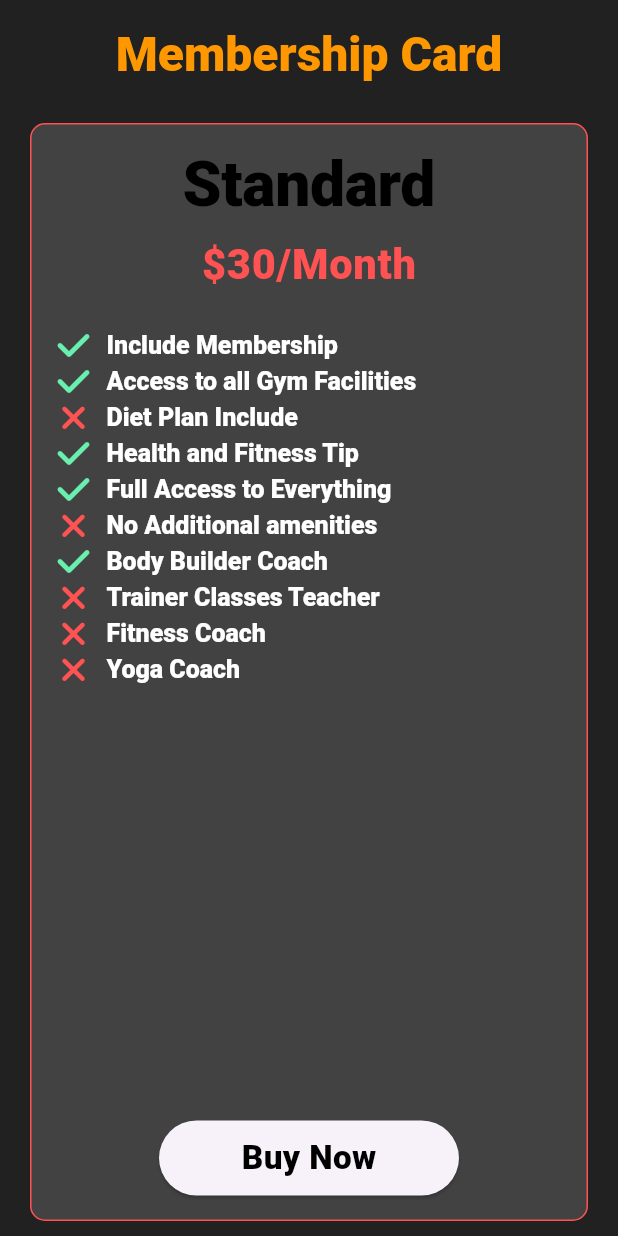
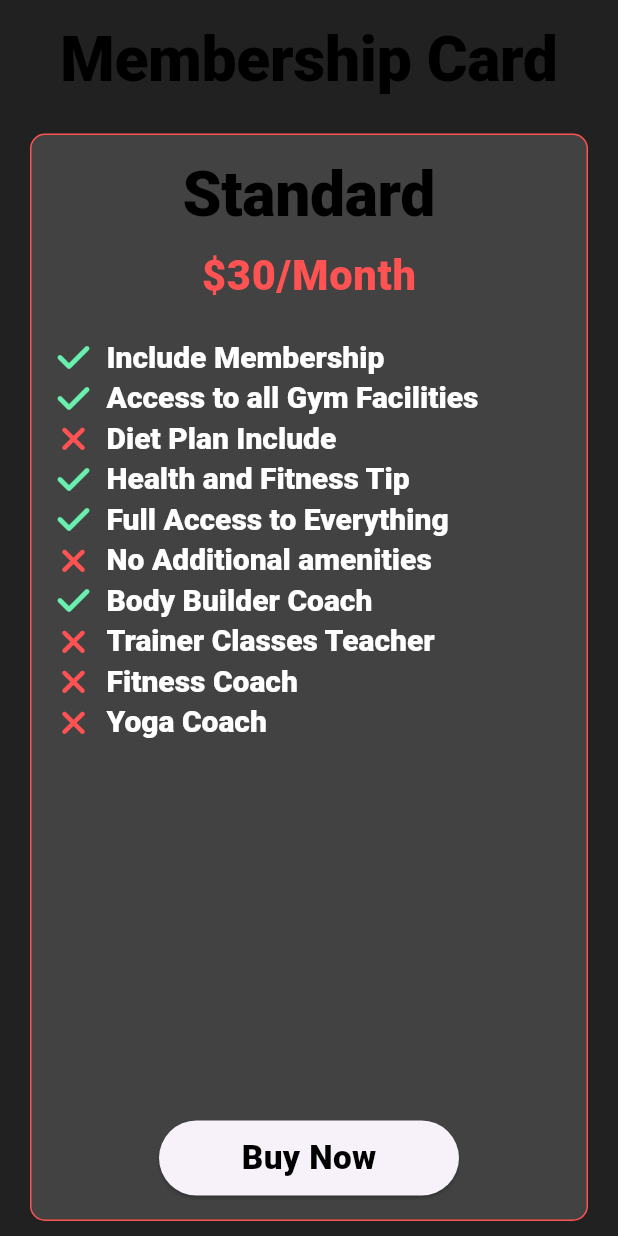
Before and after one commit to MuhammadAqeel1209/Flutter_Project_University, a Flutter app: the MembershipPage screen opened directly, on a phone screen of 412 x 824 dp. Run offline on Flutter 3.47's test engine with Material 3 defaults, Android fonts, the phone set to English and light mode, and no system bars; our stand-ins replace font_awesome_flutter, google_fonts.

Commit message:
same change

```diff
--- a/gym_app/lib/about.dart
+++ b/gym_app/lib/about.dart
@@ -48,10 +48,7 @@ class About extends StatelessWidget {
                 Center(
                   child: Text(
                     'About Us',
-                    style: Theme.of(context).textTheme.headlineLarge?.copyWith(
-                          color: Colors.orange,
-                          fontWeight: FontWeight.bold,
-                        ),
+                    style: Theme.of(context).textTheme.displayLarge
                   ),
                 ),
                 const SizedBox(height: 24),
--- /dev/null
+++ b/gym_app/lib/button.dart
@@ -0,0 +1,26 @@
+import 'package:flutter/material.dart';
+
+class CustomButton extends StatelessWidget {
+  final String text;
+  final VoidCallback onPressed;
+
+  const CustomButton({
+    super.key,
+    required this.text,
+    required this.onPressed,
+  });
+
+  @override
+  Widget build(BuildContext context) {
+    return ElevatedButton(
+      style: ElevatedButton.styleFrom(
+        fixedSize: const Size(200, 50),
+      ),
+      onPressed: onPressed,
+      child: Text(
+        text,
+        style: Theme.of(context).textTheme.bodyMedium,
+      ),
+    );
+  }
+}
--- a/gym_app/lib/classes.dart
+++ b/gym_app/lib/classes.dart
@@ -46,10 +46,7 @@ class _ClassesPageState extends State<ClassesPage> {
               Center(
                 child: Text(
                   "Classes",
-                  style: Theme.of(context).textTheme.headlineLarge?.copyWith(
-                    color: Colors.orange,
-                    fontWeight: FontWeight.bold,
-                  ),
+                  style: Theme.of(context).textTheme.displayLarge
                 ),
               ),
               const SizedBox(height: 20), // Space between heading and grid
--- a/gym_app/lib/home.dart
+++ b/gym_app/lib/home.dart
@@ -45,8 +45,8 @@ class _HomeState extends State<Home> with SingleTickerProviderStateMixin {
                     borderRadius: BorderRadius.circular(12),
                     image: const DecorationImage(
                       fit: BoxFit.cover,
-                      image: NetworkImage(
-                        "https://cdn.pixabay.com/photo/2016/03/27/07/08/man-1282232_1280.jpg",
+                      image: AssetImage(
+                        "assets/img/hero/bg.jpg",
                       ),
                     ),
                   ),
--- a/gym_app/lib/main.dart
+++ b/gym_app/lib/main.dart
@@ -44,7 +44,7 @@ class _MyAppState extends State<MyApp> {
               displayLarge: TextStyle(
                 fontSize: 45.0 * scaleFactor, // Responsive font size
                 fontWeight: FontWeight.bold,
-                color: _isDarkMode ? Colors.white : Colors.black,
+                color: _isDarkMode ?  Colors.orange : Colors.black,
               ),
               bodyLarge: TextStyle(
                 fontSize: 30.0 * scaleFactor,
@@ -63,7 +63,7 @@ class _MyAppState extends State<MyApp> {
               ),
             ),
             appBarTheme: AppBarTheme(
-              backgroundColor: _isDarkMode ? Colors.black : Colors.blueAccent,
+              backgroundColor: _isDarkMode ? Colors.orangeAccent : Colors.blueAccent,
               titleTextStyle: TextStyle(
                 fontSize: 30.0 * scaleFactor,
                 fontWeight: FontWeight.bold,
--- a/gym_app/lib/package.dart
+++ b/gym_app/lib/package.dart
@@ -1,6 +1,7 @@
 import 'package:flutter/material.dart';
 import 'package:font_awesome_flutter/font_awesome_flutter.dart';
 import 'package:gym_app/registration.dart';
+import 'package:gym_app/button.dart';
 
 class MembershipPage extends StatefulWidget {
   const MembershipPage({super.key});
@@ -73,10 +74,7 @@ class _MembershipPageState extends State<MembershipPage> {
               padding: const EdgeInsets.all(16.0),
               child: Text(
                 "Membership Card",
-                style: Theme.of(context).textTheme.headlineLarge?.copyWith(
-                  color: Colors.orange,
-                  fontWeight: FontWeight.bold,
-                ),
+                style: Theme.of(context).textTheme.displayLarge,
               ),
             ),
             Expanded(
@@ -131,6 +129,7 @@ class _MembershipPageState extends State<MembershipPage> {
                                     benefit["text"],
                                     style: Theme.of(context).textTheme.headlineSmall?.copyWith(
                                       color: Colors.white,
+                                      fontSize: 20
                                     ),
                                   ),
                                 ],
@@ -139,17 +138,18 @@ class _MembershipPageState extends State<MembershipPage> {
                           ),
                         ),
                         const SizedBox(height: 10),
-                        ElevatedButton(
-                          style: ElevatedButton.styleFrom(
-                            fixedSize: const Size(200, 50),  ),
+                        CustomButton(
+                          text: "Buy Now",
                           onPressed: () {
-                            Navigator.push(context,MaterialPageRoute(builder: (context) => const RegistrationPage()));
+                            Navigator.push(
+                              context,
+                              MaterialPageRoute(
+                                builder: (context) => const RegistrationPage(),
+                              ),
+                            );
                           },
-                          child: Text(
-                            "Buy Now",
-                            style: Theme.of(context).textTheme.bodyMedium
-                          ),
                         ),
+
                       ],
                     ),
                   );
--- a/gym_app/lib/registration.dart
+++ b/gym_app/lib/registration.dart
@@ -177,7 +177,6 @@ class _RegistrationPageState extends State<RegistrationPage> {
                     ElevatedButton(
                       onPressed: _register,
                       style: ElevatedButton.styleFrom(
-                        foregroundColor: Colors.blue,
                         shape: RoundedRectangleBorder(
                           borderRadius: BorderRadius.circular(20.0),
                         ),
```
Also changed, not shown: gym_app/lib/trainer.dart (+5 -6 lines), gym_app/assets/img/hero/bg.jpg (added), gym_app/assets/img/hero/bg.png (deleted), gym_app/pubspec.lock.
